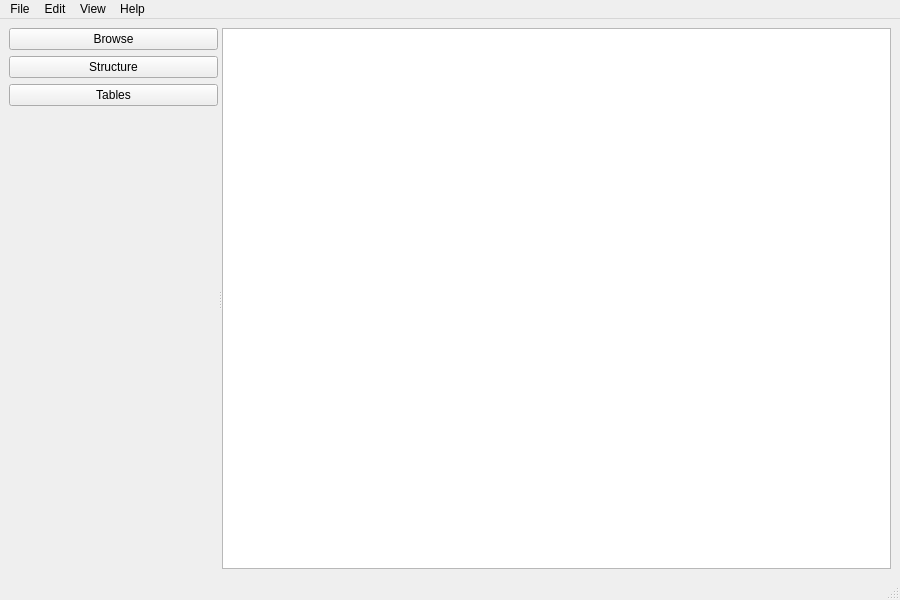
First picture: the form in src/MySQLWebCounterGUILogin/dashboardwindow.ui, repository nyevik/MyQtPieces, before the edit.
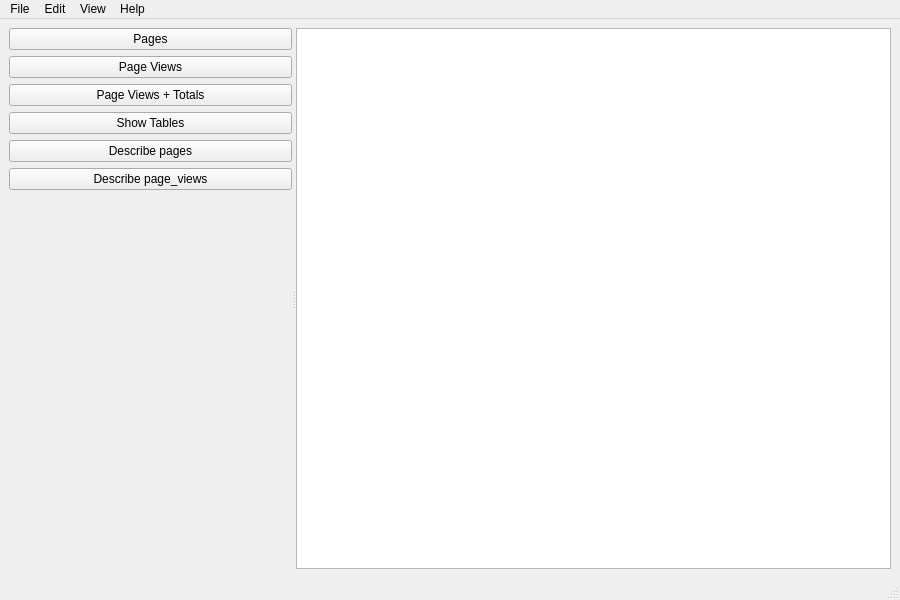
Second picture: the form after the edit.

Commit message: Refactor DashboardWindow to enhance database interaction and UI functionality

```diff
--- a/src/MySQLWebCounterGUILogin/dashboardwindow.ui
+++ b/src/MySQLWebCounterGUILogin/dashboardwindow.ui
@@ -31,21 +31,42 @@
         <item>
          <widget class="QPushButton" name="browseButton">
           <property name="text">
-           <string>Browse</string>
+           <string>Pages</string>
           </property>
          </widget>
         </item>
         <item>
          <widget class="QPushButton" name="structureButton">
           <property name="text">
-           <string>Structure</string>
+           <string>Page Views</string>
+          </property>
+         </widget>
+        </item>
+        <item>
+         <widget class="QPushButton" name="pageViewsTotalsButton">
+          <property name="text">
+           <string>Page Views + Totals</string>
           </property>
          </widget>
         </item>
         <item>
          <widget class="QPushButton" name="tablesButton">
           <property name="text">
-           <string>Tables</string>
+           <string>Show Tables</string>
+          </property>
+         </widget>
+        </item>
+        <item>
+         <widget class="QPushButton" name="describePagesButton">
+          <property name="text">
+           <string>Describe pages</string>
+          </property>
+         </widget>
+        </item>
+        <item>
+         <widget class="QPushButton" name="describePageViewsButton">
+          <property name="text">
+           <string>Describe page_views</string>
           </property>
          </widget>
         </item>
```
Left out of the diff: 4 changed lines with no effect on the pictures. The commit also changes 5 other files.
